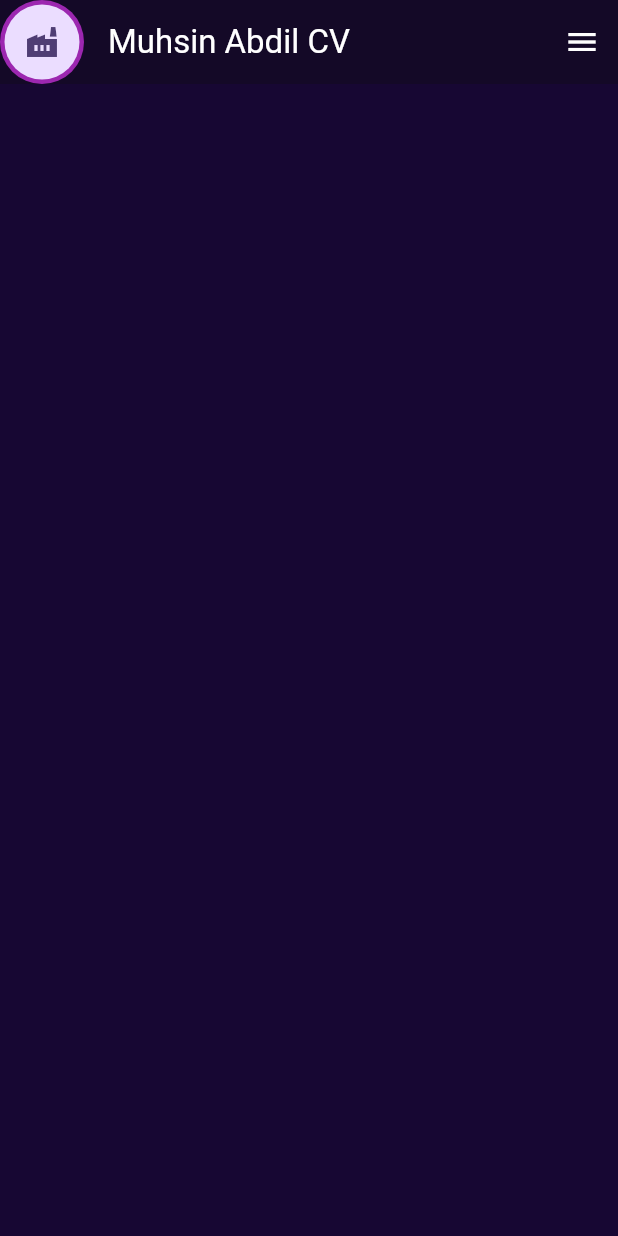
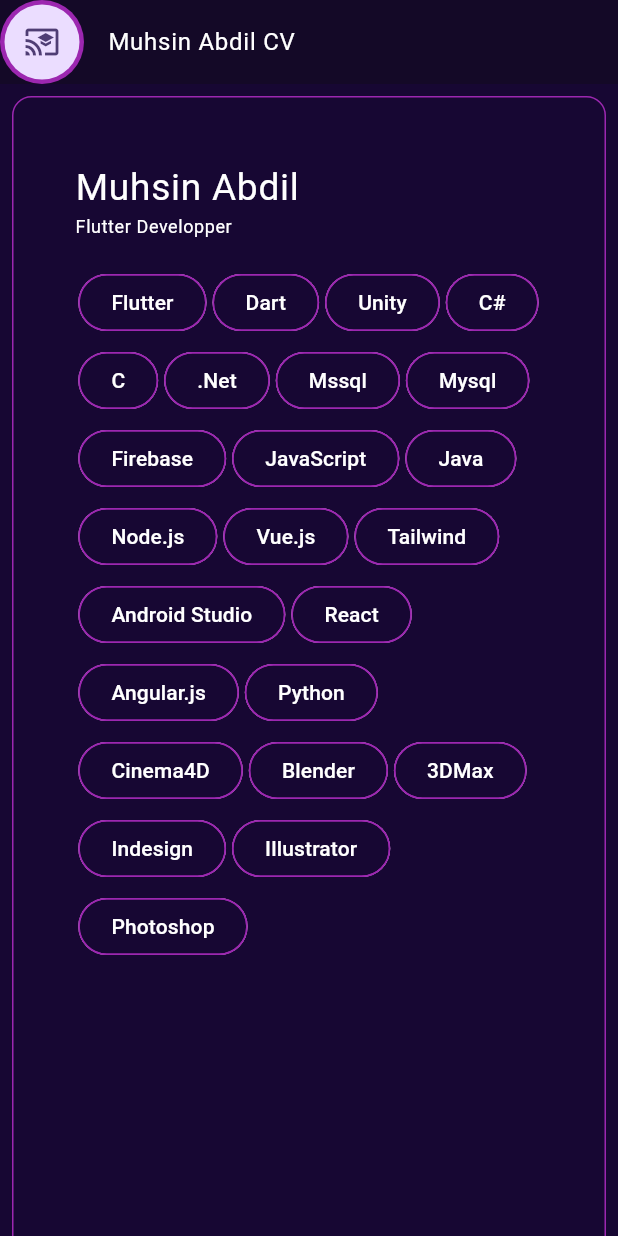
Before and after one commit to muhsinabdil/MuhsinAbdilCV, a Flutter app: the screen it shows after launch, on a phone screen of 412 x 824 dp. Run offline on Flutter 3.47's test engine with Material 2 defaults, Android fonts, the phone set to English and light mode, and no system bars; drawn by our look-alikes of animated_text_kit; our stand-ins replace easy_localization, responsive_framework.

Commit message:
add chip and about page

```diff
--- /dev/null
+++ b/lib/constants/color_const.dart
@@ -0,0 +1,4 @@
+import 'package:flutter/material.dart';
+
+const kBackgroundColor = Color.fromARGB(255, 23, 7, 51);
+const kPrimaryColor = Colors.purple;
--- /dev/null
+++ b/lib/constants/text_const.dart
@@ -0,0 +1,25 @@
+const title = "title";
+const fullname = "fullname";
+const home_page = "home_page";
+const about_page = "about_page";
+const services_page = "services_page";
+const contact_page = "contact_page";
+const projects_page = "projects_page";
+const experiences_page = "experiences_page";
+const education_page = "education_page";
+const pdf = "pdf";
+const location = "location";
+const education_status = "education_status";
+const skils = "skils";
+const age = "age";
+const more = "more";
+const email = "email";
+const phone = "phone";
+const Address = "Address";
+const working_status = "working_status";
+const job_position = "job_position";
+const company_name = "company_name";
+const references = "references";
+const about_text = "about_text";
+const certifications = "certifications";
+const foreign_language = "foreign_language";
--- a/lib/main.dart
+++ b/lib/main.dart
@@ -2,6 +2,7 @@ import 'package:easy_localization/easy_localization.dart';
 import 'package:flutter/material.dart';
 import 'package:responsive_framework/responsive_framework.dart';
 
+import 'constants/color_const.dart';
 import 'screens/home_page/home_page.dart';
 
 void main() async {
@@ -29,19 +30,23 @@ class MyApp extends StatelessWidget {
     return MaterialApp(
       title: 'Flutter Demo',
       theme: ThemeData(
-        appBarTheme:
-            AppBarTheme(backgroundColor: Color.fromARGB(255, 20, 9, 39)),
-        scaffoldBackgroundColor: Color.fromARGB(255, 23, 7, 51),
-        colorScheme: ColorScheme.fromSeed(seedColor: Colors.deepPurple),
-        useMaterial3: true,
-      ),
+          appBarTheme:
+              AppBarTheme(backgroundColor: Color.fromARGB(255, 20, 9, 39)),
+          scaffoldBackgroundColor: kBackgroundColor,
+          colorScheme: ColorScheme.fromSeed(seedColor: Colors.deepPurple),
+          useMaterial3: true,
+          textTheme: TextTheme(
+            bodyLarge: TextStyle(color: Colors.white),
+            bodySmall: TextStyle(color: Colors.white),
+            bodyMedium: TextStyle(color: Colors.white),
+          )),
       builder: (context, child) => ResponsiveBreakpoints.builder(
         child: child!,
         breakpoints: [
           const Breakpoint(start: 0, end: 180, name: MOBILE),
           const Breakpoint(start: 481, end: 768, name: TABLET),
           const Breakpoint(start: 769, end: 1024, name: "LAPTOP"),
-          const Breakpoint(start: 1025, end: 1920, name: DESKTOP),
+          const Breakpoint(start: 1200, end: 1920, name: DESKTOP),
           const Breakpoint(start: 1921, end: double.infinity, name: '4K'),
         ],
       ),
--- /dev/null
+++ b/lib/models/header_model.dart
@@ -0,0 +1,12 @@
+import 'package:flutter/material.dart';
+
+class HeaderModel {
+  String? text;
+  VoidCallback? onPressed;
+  IconData? icon;
+  HeaderModel({
+    required this.text,
+    required this.onPressed,
+    required this.icon,
+  });
+}
--- /dev/null
+++ b/lib/screens/about_page/about_page.dart
@@ -0,0 +1,113 @@
+import 'package:easy_localization/easy_localization.dart';
+import 'package:flutter/material.dart';
+import 'package:muhsinabdilcv/constants/color_const.dart';
+import 'package:muhsinabdilcv/constants/metric_const.dart';
+import 'package:muhsinabdilcv/constants/text_const.dart';
+import 'package:muhsinabdilcv/utilities/screen_size.dart';
+import 'package:responsive_framework/responsive_breakpoints.dart';
+import 'package:animated_text_kit/animated_text_kit.dart';
+
+import '../../widgets/custom_chip_widget.dart';
+
+class AboutPage extends StatelessWidget {
+  const AboutPage({super.key});
+
+  @override
+  Widget build(BuildContext context) {
+    List<String> skils = [
+      "Flutter",
+      "Dart",
+      "Unity",
+      "C#",
+      "C",
+      ".Net",
+      "Mssql",
+      "Mysql",
+      "Firebase",
+      "JavaScript",
+      "Java",
+      "Node.js",
+      "Vue.js",
+      "Tailwind",
+      "Android Studio",
+      "React",
+      "Angular.js",
+      "Python",
+      "Cinema4D",
+      "Blender",
+      "3DMax",
+      "Indesign",
+      "Illustrator",
+      "Photoshop",
+    ];
+    return SingleChildScrollView(
+      child: Row(
+        children: [
+          SizedBox(
+            width: ResponsiveBreakpoints.of(context).isDesktop
+                ? ScreenSize(context: context).size().width * 0.3
+                : ScreenSize(context: context).size().width,
+            child: Padding(
+              padding: const EdgeInsets.all(8.0),
+              child: Container(
+                decoration: BoxDecoration(
+                    border: Border.all(color: Colors.purple),
+                    borderRadius: const BorderRadius.all(
+                        Radius.circular(kDefaultRadius))),
+                height: ScreenSize(context: context).size().height,
+                child: Padding(
+                  padding: EdgeInsets.symmetric(
+                    vertical: ScreenSize(context: context).size().height * 0.05,
+                    horizontal:
+                        ScreenSize(context: context).size().height * 0.05,
+                  ),
+                  child: Column(
+                    crossAxisAlignment: CrossAxisAlignment.start,
+                    children: [
+                      Text(fullname,
+                          style: Theme.of(context)
+                              .textTheme
+                              .bodyLarge
+                              ?.copyWith(
+                                fontSize:
+                                    ScreenSize(context: context).size().height *
+                                        0.03,
+                              )).tr(),
+                      DefaultTextStyle(
+                        overflow: TextOverflow.ellipsis,
+                        style: Theme.of(context).textTheme.bodySmall!,
+                        child: AnimatedTextKit(
+                          repeatForever: true,
+                          animatedTexts: [
+                            TypewriterAnimatedText('Flutter Developper'),
+                            TypewriterAnimatedText('Mobile Apps Developper'),
+                            TypewriterAnimatedText('Computer Teacher'),
+                            TypewriterAnimatedText('Developper Mentor'),
+                          ],
+                          onTap: () {
+                            print("Tap Event");
+                          },
+                        ),
+                      ),
+                      SizedBox(
+                        height:
+                            ScreenSize(context: context).size().height * 0.02,
+                      ),
+                      Wrap(
+                        children: skils
+                            .map(
+                              (e) => CustomChipWidget(text: e),
+                            )
+                            .toList(),
+                      ),
+                    ],
+                  ),
+                ),
+              ),
+            ),
+          ),
+        ],
+      ),
+    );
+  }
+}
--- a/lib/screens/home_page/home_page.dart
+++ b/lib/screens/home_page/home_page.dart
@@ -1,55 +1,106 @@
 import 'package:easy_localization/easy_localization.dart';
 import 'package:flutter/material.dart';
+import 'package:muhsinabdilcv/screens/about_page/about_page.dart';
 import 'package:muhsinabdilcv/utilities/screen_size.dart';
 import 'package:responsive_framework/responsive_framework.dart';
+import '../../models/header_model.dart';
 
-class HomePage extends StatelessWidget {
+import '../../constants/text_const.dart';
+
+class HomePage extends StatefulWidget {
   const HomePage({super.key});
 
   @override
+  State<HomePage> createState() => _HomePageState();
+}
+
+class _HomePageState extends State<HomePage> {
+  List<HeaderModel> headerModelList = [
+    HeaderModel(text: home_page, onPressed: () {}, icon: Icons.home_outlined),
+    HeaderModel(
+        text: about_page, onPressed: () {}, icon: Icons.person_outlined),
+    HeaderModel(
+        text: services_page, onPressed: () {}, icon: Icons.person_outlined),
+    HeaderModel(
+        text: experiences_page, onPressed: () {}, icon: Icons.person_outlined),
+    HeaderModel(
+        text: projects_page, onPressed: () {}, icon: Icons.person_outlined),
+    HeaderModel(
+        text: contact_page, onPressed: () {}, icon: Icons.person_outlined),
+  ];
+
+  @override
   Widget build(BuildContext context) {
+    List<Widget> headerWidgets = headerModelList
+        .map((e) => CustomMenuButton(
+            icon: e.icon!, text: e.text!, onPressed: e.onPressed!))
+        .toList();
     final String title;
     return Scaffold(
       appBar: AppBar(
+          iconTheme: Theme.of(context).iconTheme?.copyWith(color: Colors.white),
           leading: const CircleAvatar(
             backgroundColor: Colors.purple,
             child: CircleAvatar(
-            child: Icon(Icons.factory),
+              child: Icon(Icons.cast_for_education_outlined),
               radius: 25,
             ),
           ),
-        title: Text(
-          "title", // 'welcome-text'.tr(),
-          style: Theme.of(context)
-              .textTheme
-              .titleLarge
-              ?.copyWith(color: Colors.white),
-        ).tr(),
-        actions: [
-          ResponsiveBreakpoints.of(context).isDesktop
-              ? const CustomMenuButton()
-              : IconButton(
+          title: Text("title", // 'welcome-text'.tr(),
+                  style: Theme.of(context).textTheme.bodyLarge)
+              .tr(),
+          actions: ResponsiveBreakpoints.of(context).isDesktop
+              ? [...headerWidgets]
+              : [
+                  /*  IconButton(
                     onPressed: () {},
                     icon: const Icon(
                       Icons.menu_outlined,
                       color: Colors.white,
                     ),
-                ),
+                  ) */
+                ]),
+      endDrawer: ResponsiveBreakpoints.of(context).isMobile
+          ? Drawer(
+              backgroundColor: Color.fromARGB(255, 45, 24, 83),
+              // Add a ListView to the drawer. This ensures the user can scroll
+              // through the options in the drawer if there isn't enough vertical
+              // space to fit everything.
+              child: ListView(
+                // Important: Remove any padding from the ListView.
+                padding: EdgeInsets.zero,
+                children: [
+                  SizedBox(
+                      height:
+                          ScreenSize(context: context).size().height * 0.15),
+                  ...headerWidgets,
                 ],
               ),
+            )
+          : null,
+      body: AboutPage(),
     );
   }
 }
 
 class CustomMenuButton extends StatelessWidget {
-  const CustomMenuButton({
-    super.key,
-  });
+  IconData icon;
+  String text;
+  VoidCallback onPressed;
+
+  CustomMenuButton({
+    Key? key,
+    required this.icon,
+    required this.text,
+    required this.onPressed,
+  }) : super(key: key);
 
   @override
   Widget build(BuildContext context) {
-    return ElevatedButton(
-        onPressed: () {},
+    return Padding(
+      padding: const EdgeInsets.all(8.0),
+      child: ElevatedButton(
+          onPressed: onPressed,
           style: ElevatedButton.styleFrom(
             onPrimary: Colors.white,
             backgroundColor: Colors.transparent,
@@ -61,14 +112,15 @@ class CustomMenuButton extends StatelessWidget {
           child: Row(
             children: [
               Icon(
-              Icons.home_outlined,
+                icon,
                 color: Colors.white,
               ),
               SizedBox(
                 width: 5,
               ),
-            Text("Ana Sayfa"),
+              Text(text, style: Theme.of(context).textTheme.bodyMedium).tr(),
             ],
-        ));
+          )),
+    );
   }
 }
--- /dev/null
+++ b/lib/widgets/custom_chip_widget.dart
@@ -0,0 +1,37 @@
+import 'package:flutter/material.dart';
+
+import '../constants/color_const.dart';
+import '../constants/metric_const.dart';
+
+class CustomChipWidget extends StatelessWidget {
+  String text;
+  CustomChipWidget({
+    Key? key,
+    required this.text,
+  }) : super(key: key);
+
+  @override
+  Widget build(BuildContext context) {
+    return Padding(
+      padding: const EdgeInsets.all(2.0),
+      child: Chip(
+          labelPadding: EdgeInsets.only(left: 13, right: 13.0),
+          label: Text(
+            text,
+            style: TextStyle(
+              color: Colors.white,
+            ),
+          ),
+          side: BorderSide(
+            color: Colors.purple,
+          ),
+          backgroundColor: kBackgroundColor,
+          elevation: 6.0,
+          shape: RoundedRectangleBorder(
+            borderRadius: BorderRadius.all(
+              Radius.circular(kMaxRadius),
+            ),
+          )),
+    );
+  }
+}
```
Also changed, not shown: assets/translations/en-US.json (+27 -7 lines), assets/translations/tr-TR.json (+29 -9 lines). Lines whose indentation alone changed are shown as unchanged.
